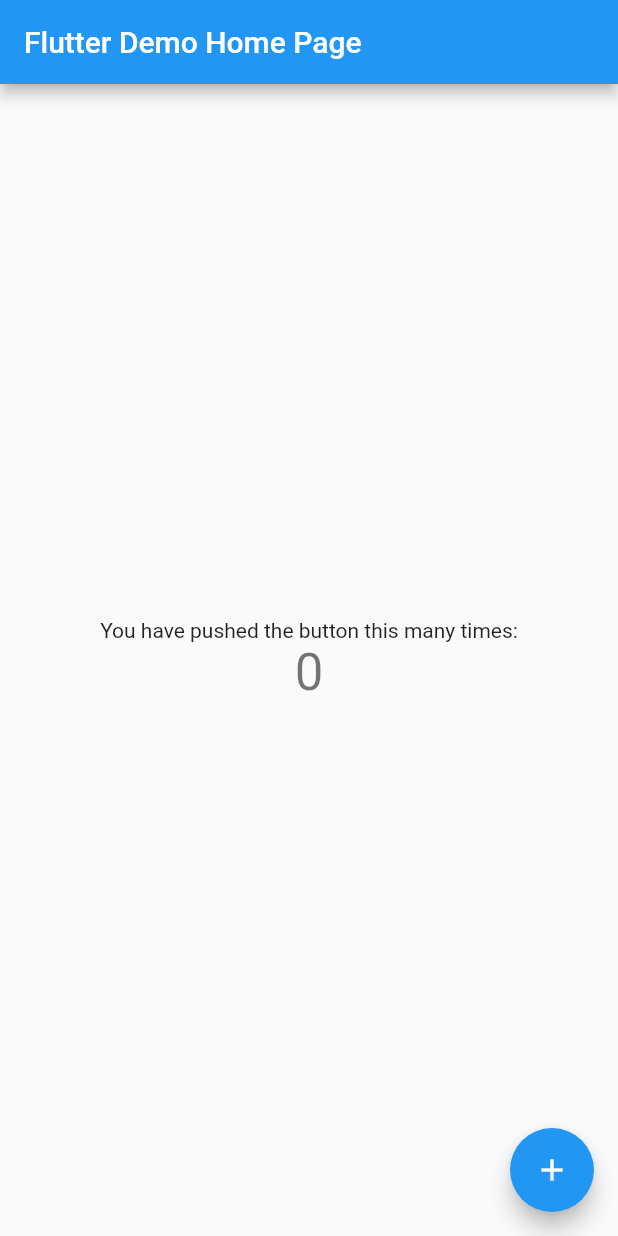
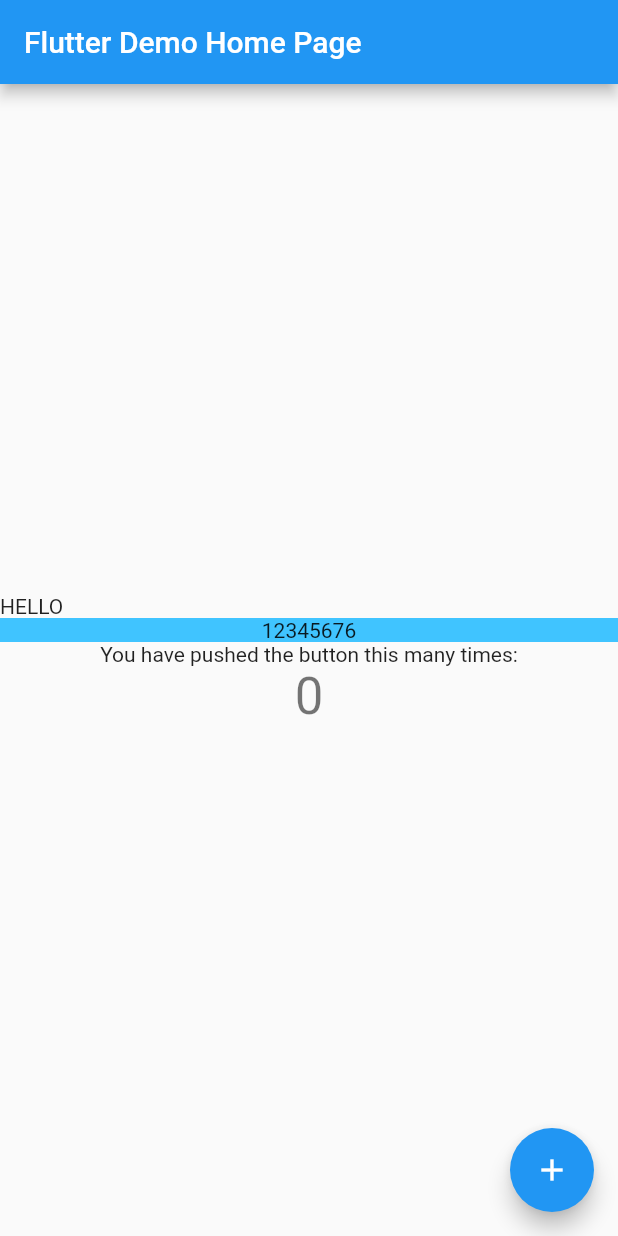
Before and after one commit to ALipovik/testapp0503, a Flutter app: the screen it shows after launch, on a phone screen of 412 x 824 dp. Run offline on Flutter 3.47's test engine with Material 2 defaults, Android fonts, the phone set to English and light mode, and no system bars.

Commit message:
Align, container added

```diff
--- a/lib/main.dart
+++ b/lib/main.dart
@@ -95,6 +95,12 @@ class _MyHomePageState extends State<MyHomePage> {
           // horizontal).
           mainAxisAlignment: MainAxisAlignment.center,
           children: <Widget>[
+            const Align(alignment: Alignment.centerLeft, child: Text('HELLO')),
+            Container(
+              color: Colors.lightBlueAccent,
+              alignment: Alignment.center,
+              child: const Text('12345676', textDirection: TextDirection.ltr),
+            ),
             const Text(
               'You have pushed the button this many times:',
             ),
```
